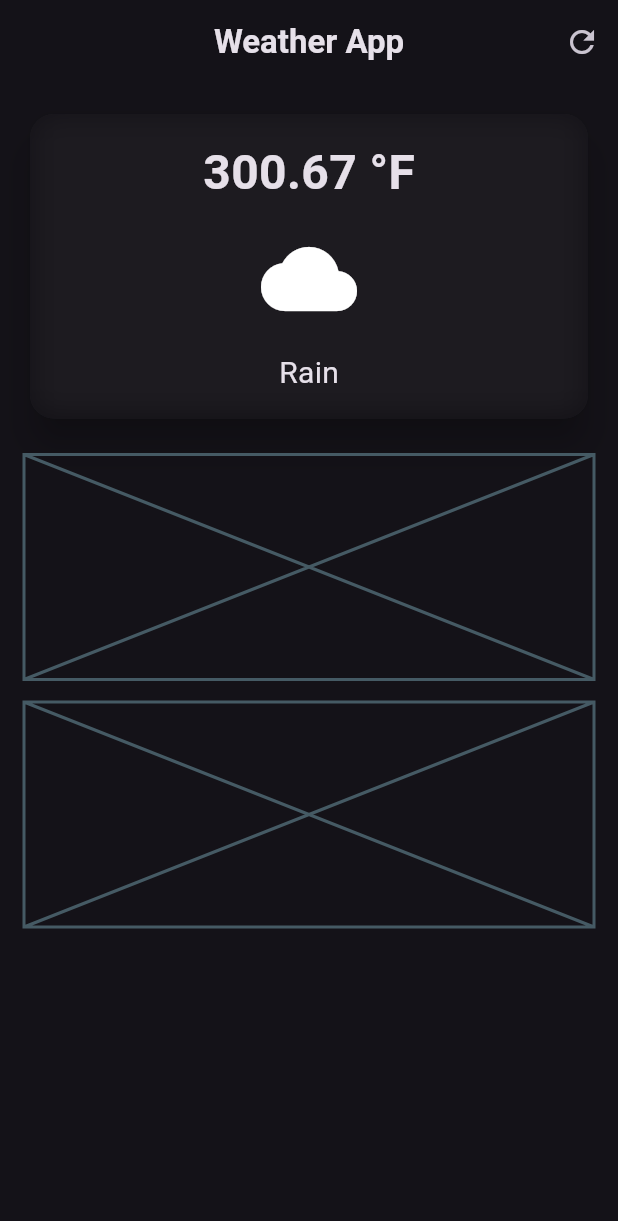
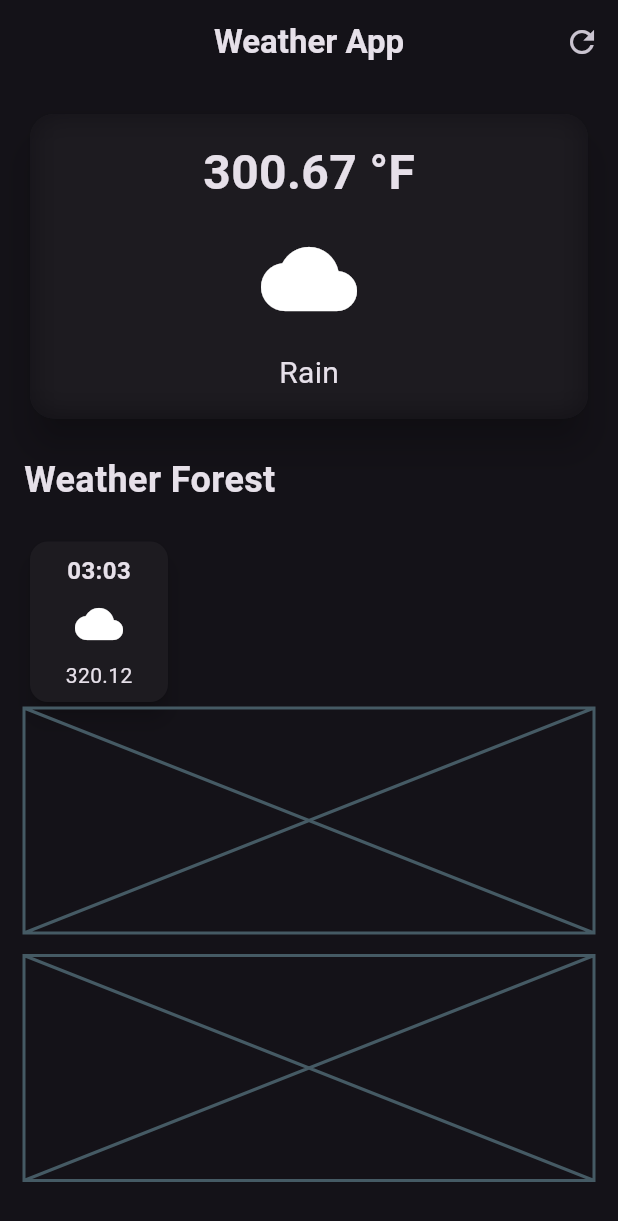
Before and after one commit to jodosjodos/weather_app, a Flutter app: the screen it shows after launch, on a phone screen of 412 x 824 dp. Shown: the top 1221 px of the screen. Run offline on Flutter 3.47's test engine with Material 3 defaults, Android fonts, the phone set to English and light mode, and no system bars.

Commit message:
[add] add weather forest

```diff
--- a/lib/weather_screen.dart
+++ b/lib/weather_screen.dart
@@ -1,6 +1,9 @@
 import 'dart:ui';
 
+import 'package:flutter/cupertino.dart';
 import 'package:flutter/material.dart';
+import 'package:flutter/painting.dart';
+import 'package:flutter/rendering.dart';
 import 'package:flutter/widgets.dart';
 
 class WeatherScreen extends StatelessWidget {
@@ -31,6 +34,7 @@ class WeatherScreen extends StatelessWidget {
       body: Padding(
         padding: EdgeInsets.all(16),
         child: Column(
+          crossAxisAlignment: CrossAxisAlignment.start,
           children: [
             // main card
             SizedBox(
@@ -83,8 +87,60 @@ class WeatherScreen extends StatelessWidget {
                 ),
               ),
             ),
-            SizedBox(
+            const SizedBox(
               height: 20,
+            ),
+            const Text(
+              "Weather Forest",
+              style: TextStyle(
+                fontWeight: FontWeight.bold,
+                fontSize: 24,
+              ),
+            ),
+            const SizedBox(
+              height: 20,
+            ),
+            Row(
+              children: [
+                SizedBox(
+                  width: 100,
+                  child: Card(
+                    elevation: 6,
+                    child: Container(
+                      padding: const EdgeInsets.all(8.0),
+                      decoration: BoxDecoration(
+                        borderRadius: BorderRadius.circular(
+                          12,
+                        ),
+                      ),
+                      child: const Column(
+                        children: [
+                          Text(
+                            "03:03",
+                            style: TextStyle(
+                              fontSize: 16,
+                              fontWeight: FontWeight.bold,
+                            ),
+                          ),
+                          SizedBox(
+                            height: 8,
+                          ),
+                          Icon(
+                            Icons.cloud,
+                            size: 32,
+                          ),
+                          SizedBox(
+                            height: 8,
+                          ),
+                          Text(
+                            "320.12",
+                          )
+                        ],
+                      ),
+                    ),
+                  ),
+                ),
+              ],
             ),
             // weather forecast cards
             Placeholder(
```
